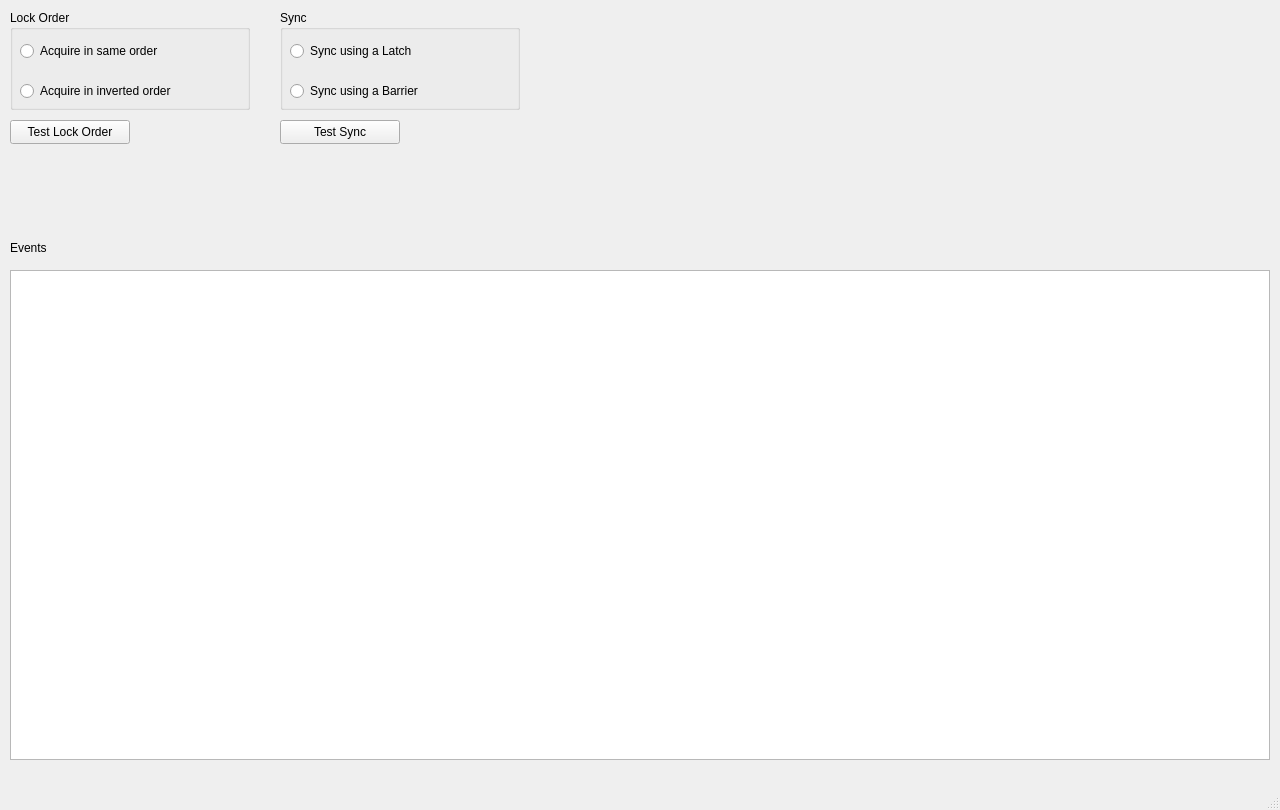
This is mainwindow.ui in TallDave67/thread-tester-ui as Qt 5 draws it before an edit. The edited form follows.
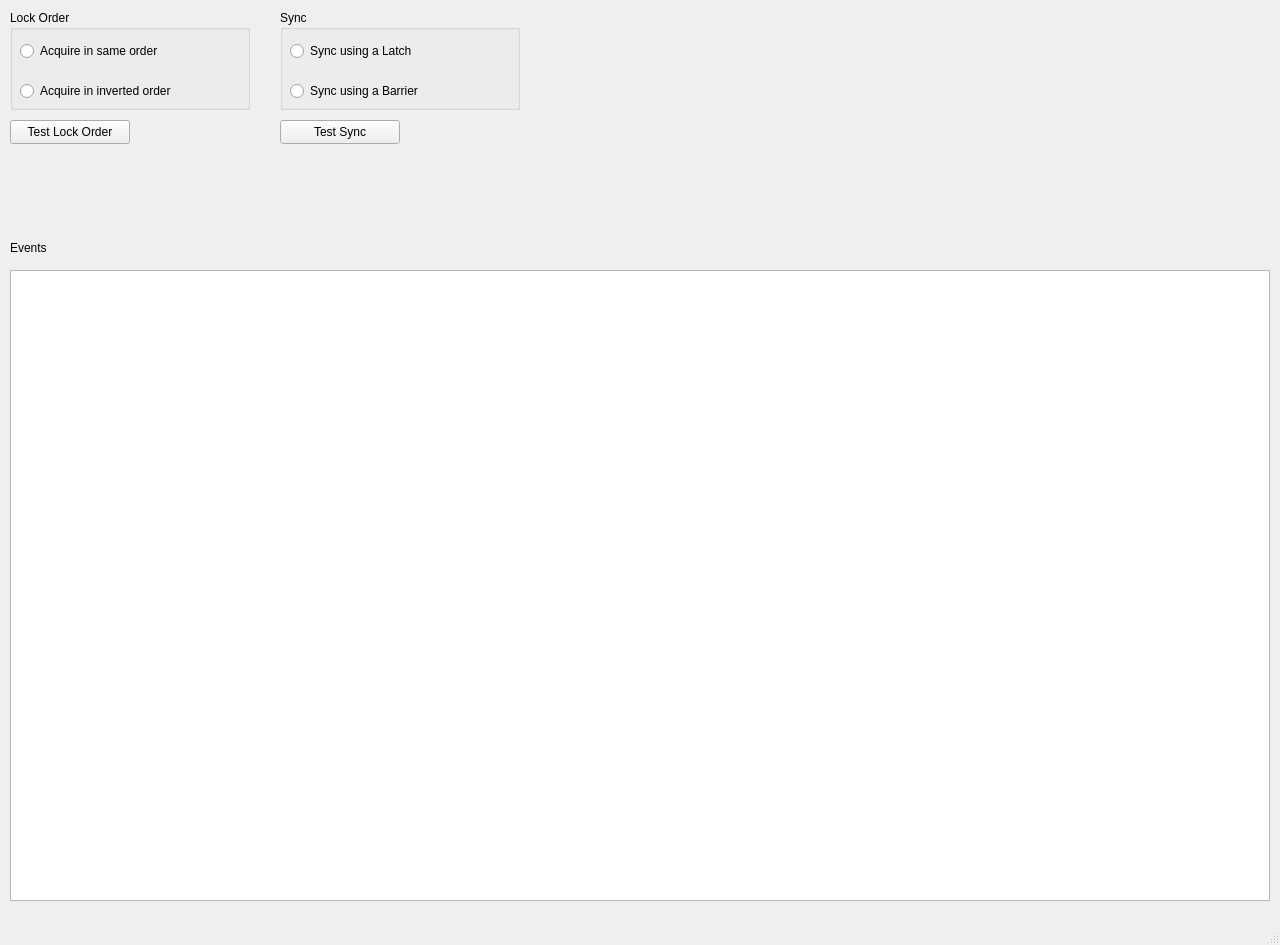
This is the edited form.

The edit to the form file:
```diff
--- a/mainwindow.ui
+++ b/mainwindow.ui
@@ -7,7 +7,7 @@
     <x>0</x>
     <y>0</y>
     <width>1280</width>
-    <height>810</height>
+    <height>945</height>
    </rect>
   </property>
   <property name="windowTitle">
@@ -78,7 +78,7 @@
       <x>10</x>
       <y>270</y>
       <width>1260</width>
-      <height>490</height>
+      <height>631</height>
      </rect>
     </property>
    </widget>
```
